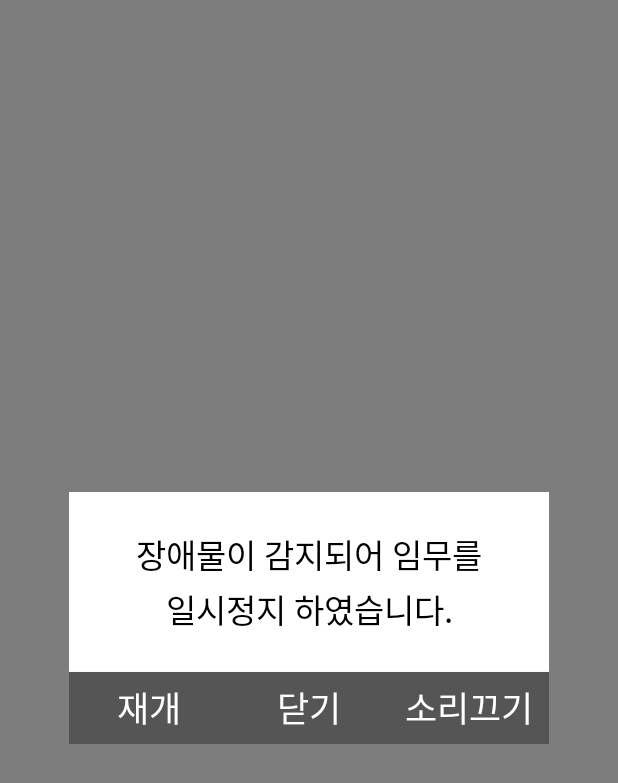
After one commit to oldfoxjh/Regist, an Android app: the layout popup_pause.xml on its own in the app's theme, with its tools: preview values and no code run, on a phone screen of 412 x 824 dp. The commit adds this screen. Shown: the top 783 px of the screen. Run offline under Robolectric (Android 15) with nearby library versions, the phone set to English and light mode, and no system bars.

Commit message:
장애물 감지시 멈추고 알림추가, 미션재개팝업

```diff
--- a/app/src/main/java/kr/co/enord/dji/model/RxEventBus.java
+++ b/app/src/main/java/kr/co/enord/dji/model/RxEventBus.java
@@ -1,7 +1,4 @@
 package kr.co.enord.dji.model;
-
-import android.os.Message;
-import android.view.View;
 
 import io.reactivex.subjects.PublishSubject;
 
@@ -55,6 +52,7 @@ public class RxEventBus {
 
     public static final int MISSION_INITIALIZE = 0x1000;
     public static final int MISSION_UPDATE_WAYPOINT = 0x1001;
+    public static final int MISSION_PAUSED_BY_VISION_DETECTION = 0x1002;
 
     private static RxEventBus m_instance;
     private final PublishSubject<Integer> m_status;
--- /dev/null
+++ b/app/src/main/res/layout/popup_pause.xml
@@ -0,0 +1,76 @@
+<?xml version="1.0" encoding="utf-8"?>
+<androidx.constraintlayout.widget.ConstraintLayout xmlns:android="http://schemas.android.com/apk/res/android"
+    xmlns:app="http://schemas.android.com/apk/res-auto"
+    xmlns:tools="http://schemas.android.com/tools"
+    android:layout_width="match_parent"
+    android:layout_height="match_parent">
+    <RelativeLayout
+        android:layout_width="match_parent"
+        android:layout_height="match_parent"
+        android:background="#000"
+        android:alpha="0.5"></RelativeLayout>
+
+    <androidx.constraintlayout.widget.ConstraintLayout
+        android:id="@+id/container_popup_confirm"
+        android:layout_width="320dp"
+        android:layout_height="168dp"
+        android:background="#FFF"
+        app:layout_constraintBottom_toBottomOf="parent"
+        app:layout_constraintEnd_toEndOf="parent"
+        app:layout_constraintStart_toStartOf="parent"
+        app:layout_constraintTop_toTopOf="parent">
+
+        <TextView
+            android:id="@+id/tv_popup_confirm_content"
+            android:layout_width="match_parent"
+            android:layout_height="wrap_content"
+            android:gravity="center_horizontal"
+            android:lineSpacingExtra="4dp"
+            android:text="장애물이 감지되어 임무를\n일시정지 하였습니다."
+            android:textAlignment="center"
+            android:textColor="#000"
+            android:textSize="22dp"
+            app:layout_constraintBottom_toTopOf="@+id/btn_popup_confirm"
+            app:layout_constraintStart_toStartOf="parent"
+            app:layout_constraintTop_toTopOf="parent" />
+
+        <Button
+            android:id="@+id/btn_popup_confirm"
+            android:layout_width="0dp"
+            android:layout_height="wrap_content"
+            android:background="#555"
+            android:text="재개"
+            android:textAlignment="center"
+            android:textColor="#FFF"
+            android:textSize="23dp"
+            app:layout_constraintBottom_toBottomOf="parent"
+            app:layout_constraintStart_toStartOf="parent"
+            app:layout_constraintWidth_percent="0.333" />
+
+        <Button
+            android:id="@+id/btn_popup_cancel"
+            android:layout_width="0dp"
+            android:layout_height="wrap_content"
+            android:background="#555"
+            android:text="닫기"
+            android:textAlignment="center"
+            android:textColor="#FFF"
+            android:textSize="23dp"
+            app:layout_constraintBottom_toBottomOf="parent"
+            app:layout_constraintStart_toEndOf="@+id/btn_popup_confirm"
+            app:layout_constraintWidth_percent="0.333" />
+        <Button
+            android:id="@+id/btn_popup_stop_beep"
+            android:layout_width="0dp"
+            android:layout_height="wrap_content"
+            android:background="#555"
+            android:text="소리끄기"
+            android:textAlignment="center"
+            android:textColor="#FFF"
+            android:textSize="23dp"
+            app:layout_constraintBottom_toBottomOf="parent"
+            app:layout_constraintStart_toEndOf="@+id/btn_popup_cancel"
+            app:layout_constraintWidth_percent="0.334" />
+    </androidx.constraintlayout.widget.ConstraintLayout>
+
+</androidx.constraintlayout.widget.ConstraintLayout>
--- a/build.gradle
+++ b/build.gradle
@@ -7,7 +7,7 @@ buildscript {
         jcenter()
     }
     dependencies {
-        classpath 'com.android.tools.build:gradle:7.0.2'
+        classpath 'com.android.tools.build:gradle:7.0.3'
         classpath "org.jetbrains.kotlin:kotlin-gradle-plugin:$kotlin_version"
 
         // NOTE: Do not place your application dependencies here; they belong
```
Also changed, not shown: app/src/main/java/kr/co/enord/dji/model/DJI.java (+59 -0 lines), app/src/main/java/kr/co/enord/dji/popup/MissionPause.java (added, +59 -0 lines), app/src/main/java/kr/co/enord/dji/utils/ToneUtil.kt (added, +30 -0 lines), app/src/main/java/kr/co/enord/dji/view/Mission.java (+7 -0 lines), app/src/main/res/layout/view_mission.xml (+9 -0 lines).
